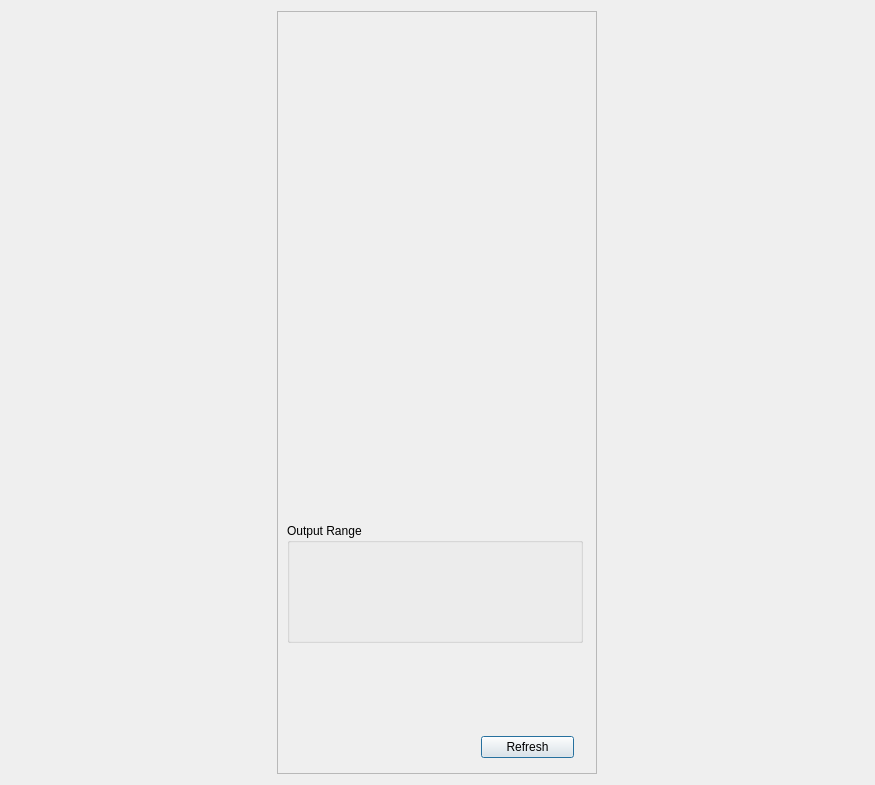
First picture: the form in SciDataTool/GUI/DDataPlotter/DDataPlotter.ui, repository Eomys/SciDataTool, before the edit.
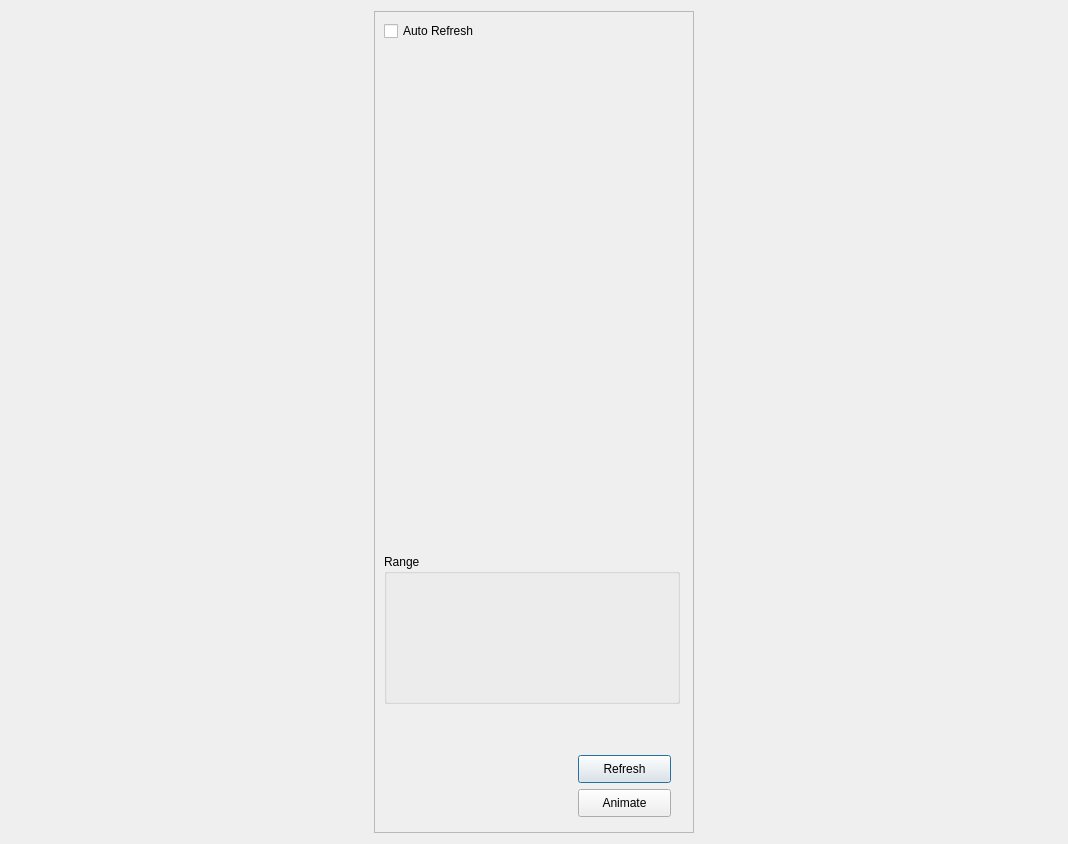
Second picture: the form after the edit. Custom widgets are drawn as their Qt base class.

Commit message: [NF] : Adding auto-refresh option, modifying the UI according to the discussion during the sprint review.

```diff
--- a/SciDataTool/GUI/DDataPlotter/DDataPlotter.ui
+++ b/SciDataTool/GUI/DDataPlotter/DDataPlotter.ui
@@ -6,8 +6,8 @@
    <rect>
     <x>0</x>
     <y>0</y>
-    <width>875</width>
-    <height>785</height>
+    <width>1068</width>
+    <height>844</height>
    </rect>
   </property>
   <property name="windowTitle">
@@ -40,10 +40,20 @@
         <x>0</x>
         <y>0</y>
         <width>318</width>
-        <height>767</height>
+        <height>837</height>
        </rect>
       </property>
       <layout class="QVBoxLayout" name="verticalLayout">
+       <item>
+        <widget class="QCheckBox" name="c_autoRefresh">
+         <property name="text">
+          <string>Auto Refresh</string>
+         </property>
+         <property name="checked">
+          <bool>false</bool>
+         </property>
+        </widget>
+       </item>
        <item>
         <widget class="WVectorSelector" name="w_vect_selector" native="true">
          <property name="sizePolicy">
@@ -99,17 +109,17 @@
          <property name="minimumSize">
           <size>
            <width>296</width>
-           <height>120</height>
+           <height>150</height>
           </size>
          </property>
          <property name="maximumSize">
           <size>
            <width>296</width>
-           <height>120</height>
+           <height>140</height>
           </size>
          </property>
          <property name="title">
-          <string>Output Range</string>
+          <string>Range</string>
          </property>
          <layout class="QVBoxLayout" name="verticalLayout_3">
           <item>
@@ -117,7 +127,7 @@
             <property name="minimumSize">
              <size>
               <width>0</width>
-              <height>60</height>
+              <height>120</height>
              </size>
             </property>
            </widget>
@@ -136,7 +146,7 @@
          <property name="sizeHint" stdset="0">
           <size>
            <width>20</width>
-           <height>60</height>
+           <height>40</height>
           </size>
          </property>
         </spacer>
@@ -176,13 +186,13 @@
            <property name="minimumSize">
             <size>
              <width>93</width>
-             <height>0</height>
+             <height>28</height>
             </size>
            </property>
            <property name="maximumSize">
             <size>
              <width>93</width>
-             <height>30</height>
+             <height>28</height>
             </size>
            </property>
            <property name="text">
@@ -192,6 +202,45 @@
          </item>
         </layout>
        </item>
+       <item>
+        <layout class="QHBoxLayout" name="animate_layout">
+         <item>
+          <spacer name="horizontalSpacer_2">
+           <property name="orientation">
+            <enum>Qt::Horizontal</enum>
+           </property>
+           <property name="sizeType">
+            <enum>QSizePolicy::Minimum</enum>
+           </property>
+           <property name="sizeHint" stdset="0">
+            <size>
+             <width>182</width>
+             <height>20</height>
+            </size>
+           </property>
+          </spacer>
+         </item>
+         <item>
+          <widget class="QPushButton" name="b_animate">
+           <property name="minimumSize">
+            <size>
+             <width>93</width>
+             <height>28</height>
+            </size>
+           </property>
+           <property name="maximumSize">
+            <size>
+             <width>93</width>
+             <height>28</height>
+            </size>
+           </property>
+           <property name="text">
+            <string>Animate</string>
+           </property>
+          </widget>
+         </item>
+        </layout>
+       </item>
        <item>
         <widget class="WExport" name="w_export" native="true">
          <property name="minimumSize">
```
Left out of the diff: 3 changed lines with no effect on the pictures. The commit also changes 12 other files.
